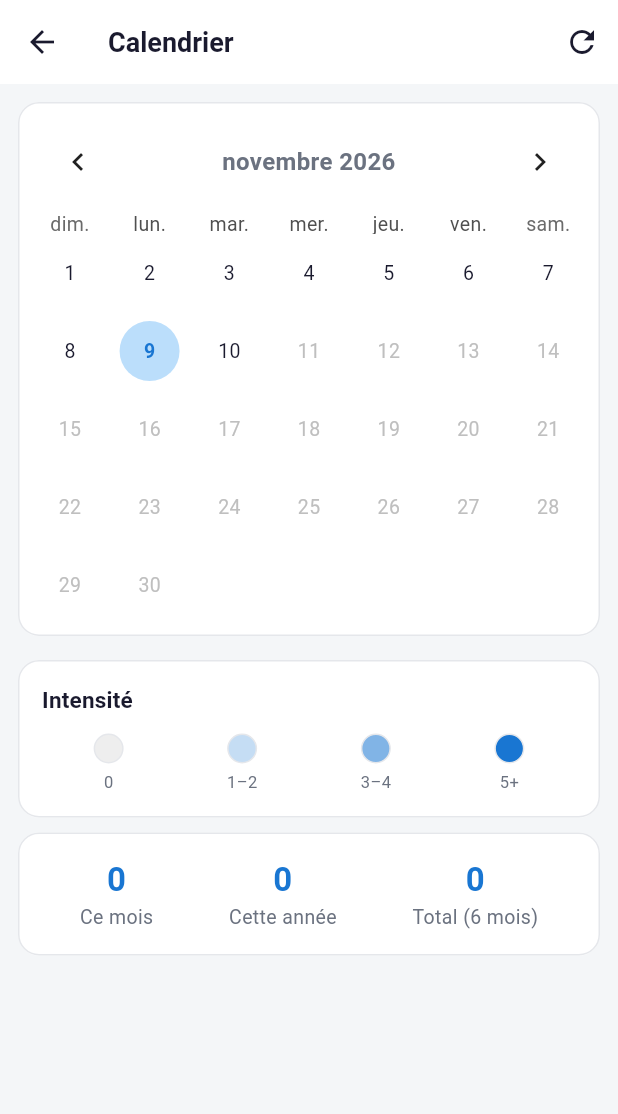
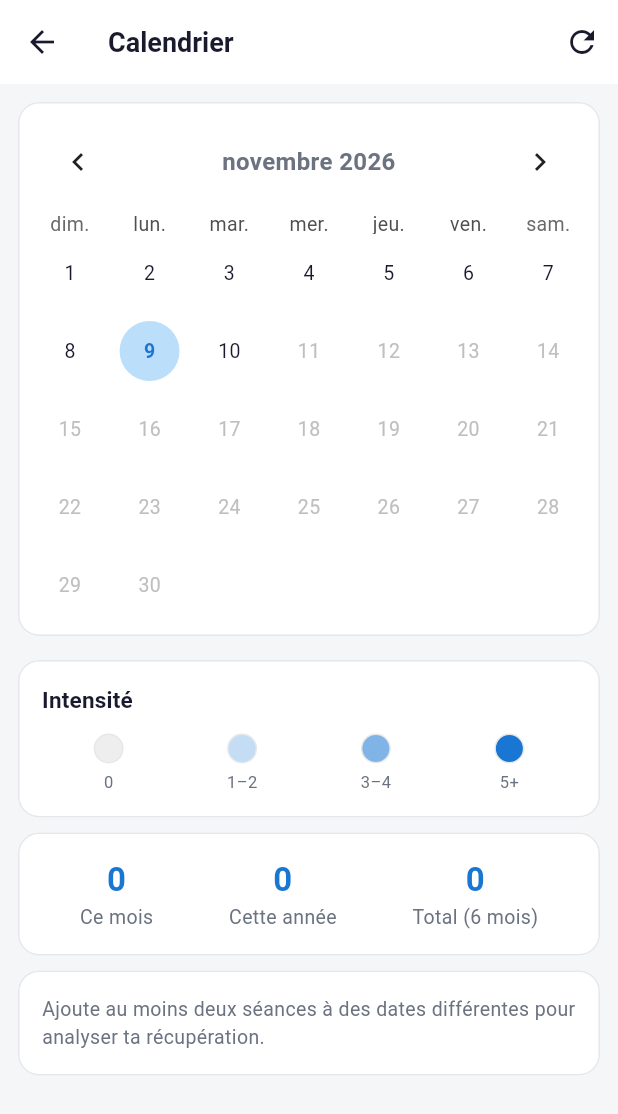
Before and after one commit to Mephisto116631/sysiphe, a Flutter app: the CalendarScreen screen opened directly with empty values, after a tap on the "refresh" icon, on a phone screen of 412 x 824 dp. Shown: the top 1114 px of the screen. Run offline on Flutter 3.47's test engine with Material 3 defaults, Android fonts, the phone set to English and light mode, and no system bars; drawn by our look-alikes of table_calendar; our stand-ins replace fl_chart, supabase_flutter; accounts and stored records are empty.

Commit message:
feat(flutter): analyse de récupération + calendrier complet
- Calendrier : tout l'historique est chargé. Avant, seuls les 6
  derniers mois l'étaient : en remontant, les mois plus anciens
  paraissaient vides alors que l'historique débute en septembre 2025
- Section « Récupération » (onglet Repos du web) : repos moyen,
  habituel (mode, le plus petit en cas d'égalité comme pandas), plus
  longue coupure, prochaine séance conseillée ou retard, 5 dernières
  reprises. Port de suggest_next_session testé contre data.py
  (30 tests au total)

Co-Authored-By: Claude Opus 5.5 <noreply@anthropic.com>
Claude-Session: https://claude.ai/code/session_012KXmxgp2ohoJJLaTsaH3na

```diff
--- a/flutter/lib/models/stats.dart
+++ b/flutter/lib/models/stats.dart
@@ -125,3 +125,59 @@ PlateauResult detectPlateau(List<DayPoint> points,
           : Trend.plateau;
   return PlateauResult(status, slope, rel, n);
 }
+
+// ─── Récupération (onglet Repos du web) ─────────────────────────────────────
+
+/// Repos entre deux séances : [restDays] jours sans séance avant [resume].
+class RestGap {
+  final DateTime resume;
+  final int restDays;
+  const RestGap(this.resume, this.restDays);
+}
+
+class RestStats {
+  final List<RestGap> gaps; // chronologique
+  final double mean;
+  final int mode; // repos habituel
+  final int longest;
+  final DateTime nextSession;
+  final Map<int, int> distribution; // jours de repos → nombre d'occurrences
+
+  const RestStats(this.gaps, this.mean, this.mode, this.longest,
+      this.nextSession, this.distribution);
+}
+
+DateTime _day(DateTime d) => DateTime(d.year, d.month, d.day);
+
+/// Port de render_repos_tab + suggest_next_session (data.py) : repos entre
+/// séances distinctes, repos habituel = mode (le plus petit en cas
+/// d'égalité, comme pandas), prochaine séance = dernière + mode + 1 jour.
+/// null s'il y a moins de deux jours de séance.
+RestStats? computeRest(Iterable<DateTime> sessionDates) {
+  final days = {for (final d in sessionDates) _day(d)}.toList()..sort();
+  if (days.length < 2) return null;
+  final gaps = <RestGap>[
+    for (var i = 1; i < days.length; i++)
+      RestGap(
+        days[i],
+        DateTime.utc(days[i].year, days[i].month, days[i].day)
+                .difference(DateTime.utc(
+                    days[i - 1].year, days[i - 1].month, days[i - 1].day))
+                .inDays -
+            1,
+      ),
+  ];
+  final dist = <int, int>{};
+  for (final g in gaps) {
+    dist[g.restDays] = (dist[g.restDays] ?? 0) + 1;
+  }
+  final maxCount = dist.values.reduce((a, b) => a > b ? a : b);
+  final mode = (dist.entries.where((e) => e.value == maxCount).map((e) => e.key).toList()
+        ..sort())
+      .first;
+  final mean = gaps.map((g) => g.restDays).reduce((a, b) => a + b) / gaps.length;
+  final longest = gaps.map((g) => g.restDays).reduce((a, b) => a > b ? a : b);
+  final last = days.last;
+  final next = DateTime(last.year, last.month, last.day + mode + 1);
+  return RestStats(gaps, mean, mode, longest, next, dist);
+}
--- a/flutter/lib/screens/calendar_screen.dart
+++ b/flutter/lib/screens/calendar_screen.dart
@@ -1,6 +1,8 @@
 import 'package:flutter/material.dart';
 import 'package:table_calendar/table_calendar.dart';
+import 'package:intl/intl.dart';
 import '../services/supabase_service.dart';
+import '../models/stats.dart';
 import '../theme.dart';
 import '../widgets/load_error.dart';
 
@@ -30,7 +32,7 @@ class _CalendarScreenState extends State<CalendarScreen> {
     setState(() { _loading = true; _error = null; });
     try {
       final days = await SupabaseService.instance
-          .getActiveDays(widget.userId, months: 6);
+          .getActiveDays(widget.userId); // tout l'historique
       if (!mounted) return;
       setState(() { _activeDays = days; _loading = false; });
     } catch (e) {
@@ -169,6 +171,10 @@ class _CalendarScreenState extends State<CalendarScreen> {
                   // Stats globales
                   const SizedBox(height: 10),
                   _GlobalStats(activeDays: _activeDays),
+
+                  // Récupération (onglet Repos du web)
+                  const SizedBox(height: 10),
+                  _RestCard(rest: computeRest(_activeDays.keys)),
                 ],
               ),
             ),
@@ -254,3 +260,116 @@ class _StatItem extends StatelessWidget {
     );
   }
 }
+
+/// Repos entre séances : moyenne, habitude, plus longue coupure, prochaine
+/// séance suggérée et dernières tranches de récupération.
+class _RestCard extends StatelessWidget {
+  final RestStats? rest;
+
+  const _RestCard({required this.rest});
+
+  @override
+  Widget build(BuildContext context) {
+    final theme = Theme.of(context);
+    final r = rest;
+    return Card(
+      child: Padding(
+        padding: const EdgeInsets.all(16),
+        child: r == null
+            ? Text('Ajoute au moins deux séances à des dates différentes '
+                'pour analyser ta récupération.',
+                style: theme.textTheme.bodyMedium)
+            : Column(
+                crossAxisAlignment: CrossAxisAlignment.start,
+                children: [
+                  Text('Récupération', style: theme.textTheme.titleMedium),
+                  const SizedBox(height: 12),
+                  Row(
+                    mainAxisAlignment: MainAxisAlignment.spaceAround,
+                    children: [
+                      _RestMetric('${r.mean.round()} j', 'Repos moyen'),
+                      _RestMetric('${r.mode} j', 'Habituel'),
+                      _RestMetric('${r.longest} j', 'Plus longue\ncoupure'),
+                    ],
+                  ),
+                  const SizedBox(height: 12),
+                  _NextSession(next: r.nextSession),
+                  const SizedBox(height: 12),
+                  Text('Dernières reprises', style: theme.textTheme.titleSmall),
+                  const SizedBox(height: 4),
+                  for (final g in r.gaps.reversed.take(5))
+                    Padding(
+                      padding: const EdgeInsets.symmetric(vertical: 3),
+                      child: Row(
+                        children: [
+                          Expanded(
+                            child: Text(DateFormat('EEEE d MMMM yyyy', 'fr_FR')
+                                .format(g.resume)),
+                          ),
+                          Text(g.restDays == 0
+                              ? 'enchaîné'
+                              : '${g.restDays} j de repos'),
+                        ],
+                      ),
+                    ),
+                ],
+              ),
+      ),
+    );
+  }
+}
+
+class _RestMetric extends StatelessWidget {
+  final String value;
+  final String label;
+
+  const _RestMetric(this.value, this.label);
+
+  @override
+  Widget build(BuildContext context) {
+    return Column(
+      children: [
+        Text(value,
+            style: const TextStyle(
+                fontSize: 18,
+                fontWeight: FontWeight.bold,
+                color: AppTheme.primaryBlue)),
+        Text(label,
+            textAlign: TextAlign.center,
+            style: Theme.of(context).textTheme.bodySmall),
+      ],
+    );
+  }
+}
+
+class _NextSession extends StatelessWidget {
+  final DateTime next;
+
+  const _NextSession({required this.next});
+
+  @override
+  Widget build(BuildContext context) {
+    final now = DateTime.now();
+    final today = DateTime(now.year, now.month, now.day);
+    final delta = next.difference(today).inDays;
+    final (String text, Color color) = delta > 0
+        ? ('Prochaine séance conseillée : '
+              '${DateFormat('EEEE d MMMM', 'fr_FR').format(next)}',
+            Colors.green.shade700)
+        : delta == 0
+            ? ('Séance conseillée aujourd\'hui', Colors.green.shade700)
+            : ('Séance conseillée depuis le '
+                  '${DateFormat('d MMMM', 'fr_FR').format(next)} '
+                  '(${-delta} j de retard)',
+                Colors.orange.shade800);
+    return Container(
+      width: double.infinity,
+      padding: const EdgeInsets.all(10),
+      decoration: BoxDecoration(
+        color: color.withOpacity(0.08),
+        borderRadius: BorderRadius.circular(10),
+      ),
+      child: Text(text, style: TextStyle(color: color)),
+    );
+  }
+}
--- a/flutter/lib/services/supabase_service.dart
+++ b/flutter/lib/services/supabase_service.dart
@@ -132,12 +132,15 @@ class SupabaseService {
 
   // ─── Calendrier : jours actifs ────────────────────────────────────────────
 
+  /// Nombre de séries par jour ; [months] null = tout l'historique.
   Future<Map<DateTime, int>> getActiveDays(String userId,
-      {int months = 3}) async {
+      {int? months}) async {
     final perfs = await _fetchPerfs(
       userId,
-      fromDate: DateFormat('yyyy-MM-dd')
-          .format(DateTime.now().subtract(Duration(days: months * 30))),
+      fromDate: months == null
+          ? null
+          : DateFormat('yyyy-MM-dd')
+              .format(DateTime.now().subtract(Duration(days: months * 30))),
     );
     final map = <DateTime, int>{};
     for (final p in perfs) {
```
Also changed, not shown: 2 other files.
